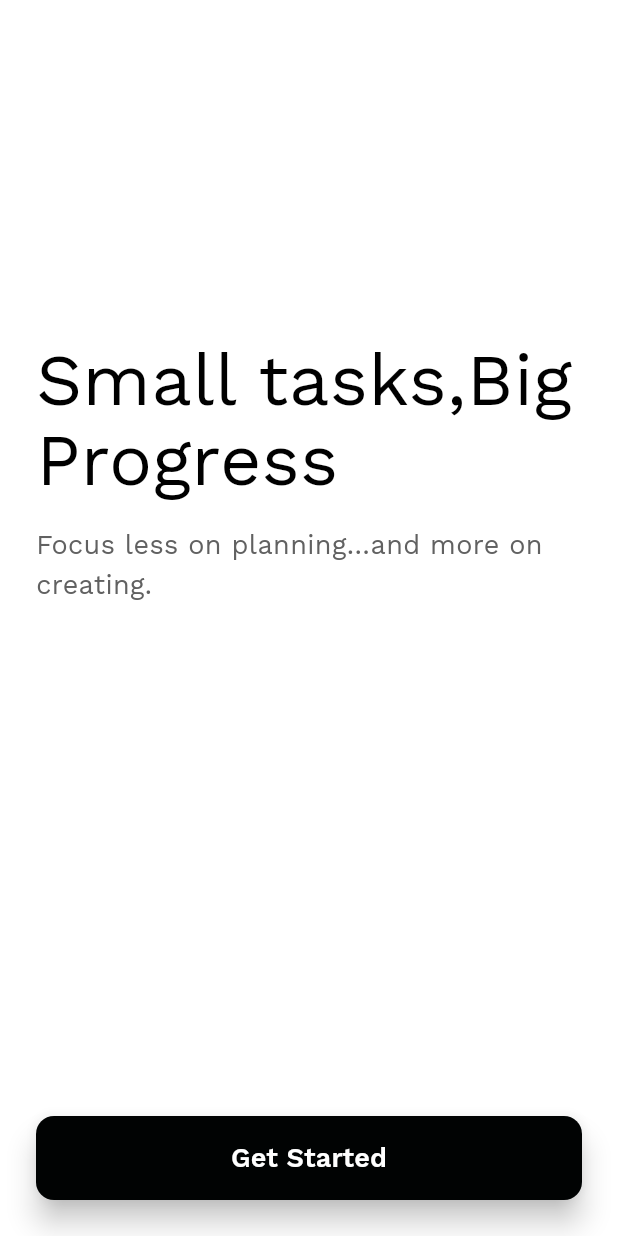
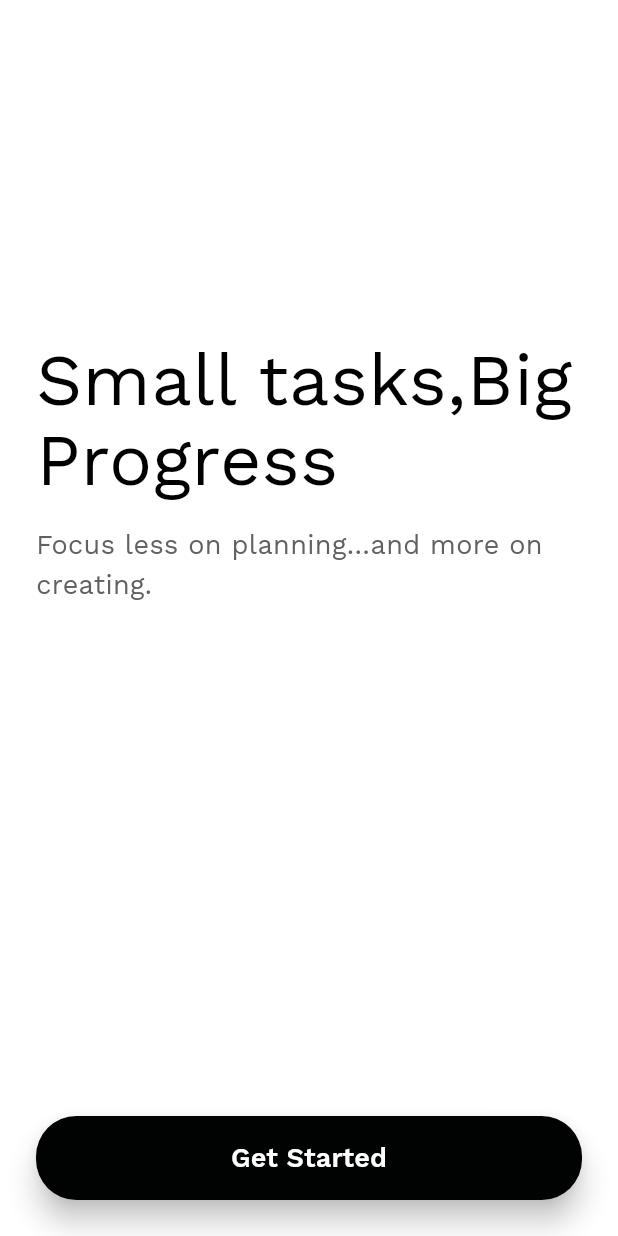
Before and after one commit to Murph-Dev798/Taskly, a Flutter app: the screen it shows after launch, on a phone screen of 412 x 824 dp. Run offline on Flutter 3.47's test engine with Material 3 defaults, Android fonts, the phone set to English and light mode, and no system bars; our stand-ins replace firebase_ai, firebase_core, google_fonts; missing offline and left inert: genui, json_schema_builder; accounts and stored records are empty; statements that could not run were skipped.

Commit message:
Increased the Border Radius of soe buttons

```diff
--- a/lib/taskly_welcome_dialog.dart
+++ b/lib/taskly_welcome_dialog.dart
@@ -96,7 +96,7 @@ class _TasklyWelcomeDialogState extends State<TasklyWelcomeDialog> {
                           foregroundColor: Colors.white,
                           elevation: 0,
                           shape: RoundedRectangleBorder(
-                            borderRadius: BorderRadius.circular(16),
+                            borderRadius: BorderRadius.circular(26),
                           ),
                         ),
                         child: const Text(
--- a/lib/welcome_screen.dart
+++ b/lib/welcome_screen.dart
@@ -48,7 +48,7 @@ class WelcomeScreen extends StatelessWidget {
                     foregroundColor: Colors.white,
                     elevation: 8,
                     shape: RoundedRectangleBorder(
-                      borderRadius: BorderRadius.circular(12),
+                      borderRadius: BorderRadius.circular(27),
                     ),
                   ),
                   child: Text(
```
